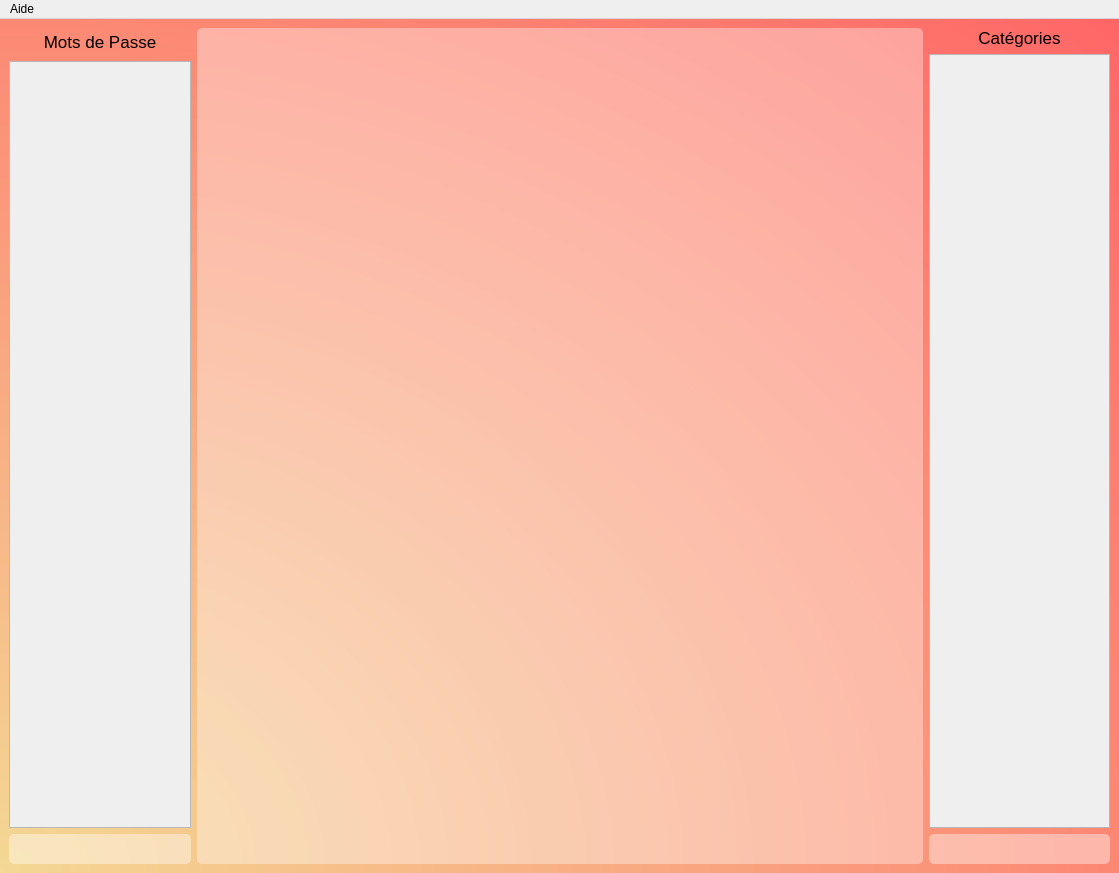
First picture: the form in Interface_graphique/PyQt/UI/fenetreGestion.ui, repository MindPass/Code, before the edit.
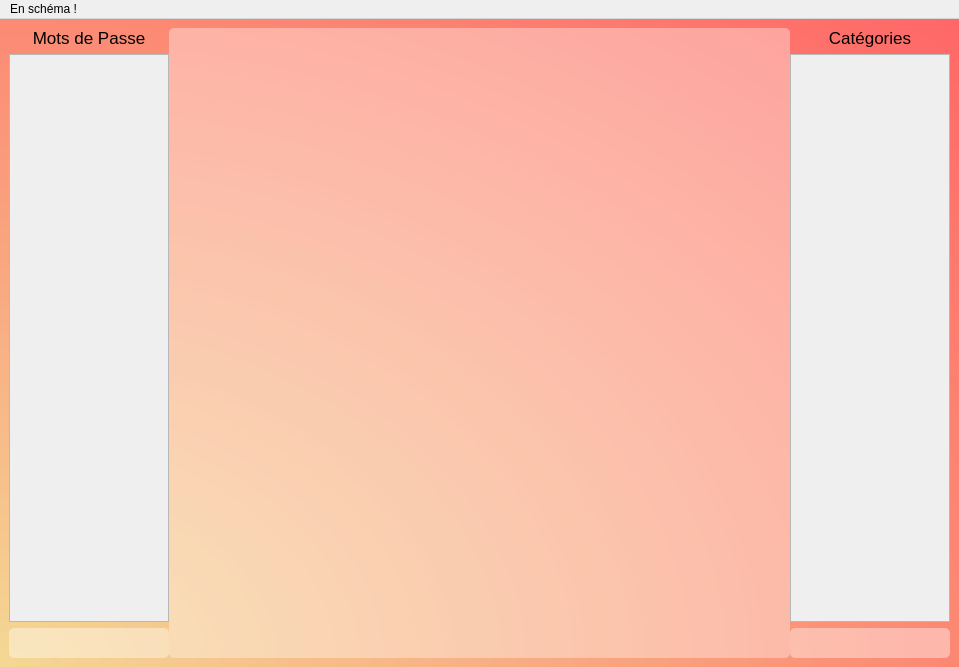
Second picture: the form after the edit. Icons and pictures are not drawn.

Commit message: Dimension de fGestion propre

What changed in the file:
```diff
--- a/Interface_graphique/PyQt/UI/fenetreGestion.ui
+++ b/Interface_graphique/PyQt/UI/fenetreGestion.ui
@@ -9,8 +9,8 @@
    <rect>
     <x>0</x>
     <y>0</y>
-    <width>1119</width>
-    <height>873</height>
+    <width>959</width>
+    <height>667</height>
    </rect>
   </property>
   <property name="sizePolicy">
@@ -48,11 +48,28 @@
    <property name="enabled">
     <bool>true</bool>
    </property>
-   <layout class="QHBoxLayout" name="horizontalLayout" stretch="1,4,1">
+   <layout class="QHBoxLayout" name="horizontalLayout">
     <item>
-     <layout class="QVBoxLayout" name="Passwords" stretch="0,4,1">
+     <widget class="QSplitter" name="splitter">
+      <property name="orientation">
+       <enum>Qt::Horizontal</enum>
+      </property>
+      <property name="opaqueResize">
+       <bool>false</bool>
+      </property>
+      <property name="handleWidth">
+       <number>0</number>
+      </property>
+      <widget class="QWidget" name="verticalLayoutWidget">
+       <layout class="QVBoxLayout" name="Passwords">
       <item>
        <widget class="QLabel" name="titre_pwd">
+          <property name="sizePolicy">
+           <sizepolicy hsizetype="Expanding" vsizetype="Fixed">
+            <horstretch>0</horstretch>
+            <verstretch>0</verstretch>
+           </sizepolicy>
+          </property>
         <property name="font">
          <font>
           <pointsize>13</pointsize>
@@ -71,6 +88,12 @@
       </item>
       <item>
        <widget class="QScrollArea" name="scrollArea_pwd">
+          <property name="sizePolicy">
+           <sizepolicy hsizetype="Expanding" vsizetype="Expanding">
+            <horstretch>0</horstretch>
+            <verstretch>0</verstretch>
+           </sizepolicy>
+          </property>
         <property name="maximumSize">
          <size>
           <width>16777215</width>
@@ -80,13 +103,16 @@
         <property name="widgetResizable">
          <bool>true</bool>
         </property>
+          <property name="alignment">
+           <set>Qt::AlignHCenter|Qt::AlignTop</set>
+          </property>
         <widget class="QWidget" name="scrollAreaWidgetContents_pwd">
          <property name="geometry">
           <rect>
            <x>0</x>
            <y>0</y>
-           <width>178</width>
-           <height>765</height>
+             <width>241</width>
+             <height>561</height>
           </rect>
          </property>
          <layout class="QVBoxLayout" name="verticalLayout_2"/>
@@ -110,17 +136,22 @@
        </widget>
       </item>
      </layout>
-    </item>
+      </widget>
+      <widget class="QWidget" name="verticalLayoutWidget_3">
+       <layout class="QVBoxLayout" name="Sites">
     <item>
-     <widget class="QScrollArea" name="Sites">
-      <property name="enabled">
-       <bool>true</bool>
-      </property>
-      <property name="sizePolicy">
-       <sizepolicy hsizetype="Expanding" vsizetype="Expanding">
-        <horstretch>0</horstretch>
-        <verstretch>0</verstretch>
-       </sizepolicy>
+         <widget class="QScrollArea" name="scrollArea">
+          <property name="minimumSize">
+           <size>
+            <width>450</width>
+            <height>0</height>
+           </size>
+          </property>
+          <property name="sizeIncrement">
+           <size>
+            <width>2</width>
+            <height>0</height>
+           </size>
       </property>
       <property name="styleSheet">
        <string notr="true">QWidget {
@@ -138,26 +169,34 @@
       <property name="widgetResizable">
        <bool>true</bool>
       </property>
+          <property name="alignment">
+           <set>Qt::AlignHCenter|Qt::AlignTop</set>
+          </property>
       <widget class="QWidget" name="scrollAreaWidgetContents_sites">
        <property name="geometry">
         <rect>
          <x>0</x>
          <y>0</y>
-         <width>726</width>
-         <height>834</height>
+             <width>450</width>
+             <height>626</height>
         </rect>
        </property>
        <layout class="QVBoxLayout" name="verticalLayout"/>
       </widget>
      </widget>
     </item>
-    <item>
-     <layout class="QVBoxLayout" name="Categories" stretch="0,4,1">
-      <property name="sizeConstraint">
-       <enum>QLayout::SetNoConstraint</enum>
-      </property>
+       </layout>
+      </widget>
+      <widget class="QWidget" name="verticalLayoutWidget_2">
+       <layout class="QVBoxLayout" name="Categories">
       <item>
        <widget class="QLabel" name="titre_cat">
+          <property name="sizePolicy">
+           <sizepolicy hsizetype="Expanding" vsizetype="Fixed">
+            <horstretch>0</horstretch>
+            <verstretch>0</verstretch>
+           </sizepolicy>
+          </property>
         <property name="font">
          <font>
           <pointsize>13</pointsize>
@@ -179,13 +218,16 @@
         <property name="widgetResizable">
          <bool>true</bool>
         </property>
+          <property name="alignment">
+           <set>Qt::AlignHCenter|Qt::AlignTop</set>
+          </property>
         <widget class="QWidget" name="scrollAreaWidgetContents_cat">
          <property name="geometry">
           <rect>
            <x>0</x>
            <y>0</y>
-           <width>177</width>
-           <height>767</height>
+             <width>240</width>
+             <height>561</height>
           </rect>
          </property>
          <layout class="QVBoxLayout" name="verticalLayout_3"/>
@@ -209,6 +251,8 @@
        </widget>
       </item>
      </layout>
+      </widget>
+     </widget>
     </item>
    </layout>
   </widget>
@@ -217,13 +261,13 @@
     <rect>
      <x>0</x>
      <y>0</y>
-     <width>1119</width>
+     <width>959</width>
      <height>21</height>
     </rect>
    </property>
    <widget class="QMenu" name="menuAide">
     <property name="title">
-     <string>Aide</string>
+     <string>En schéma !</string>
     </property>
    </widget>
    <addaction name="menuAide"/>
```
Left out of the diff: 5 changed lines with no effect on the pictures. Lines whose indentation alone changed are shown as unchanged. The commit also changes 8 other files.
